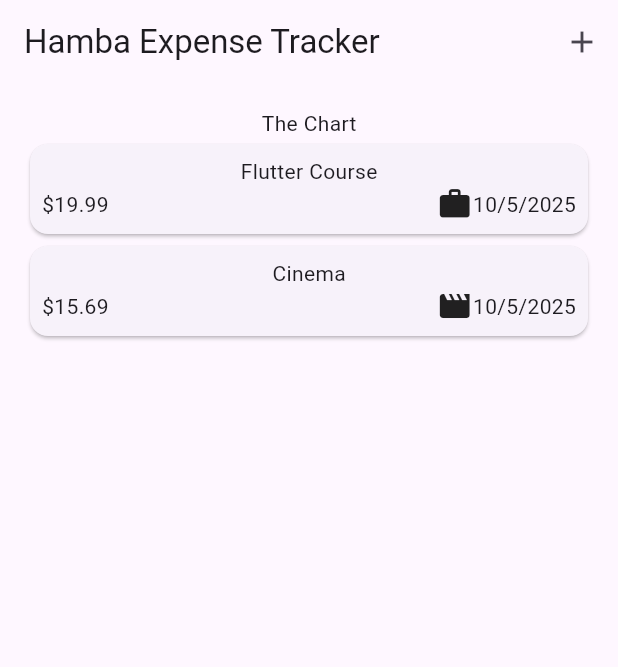
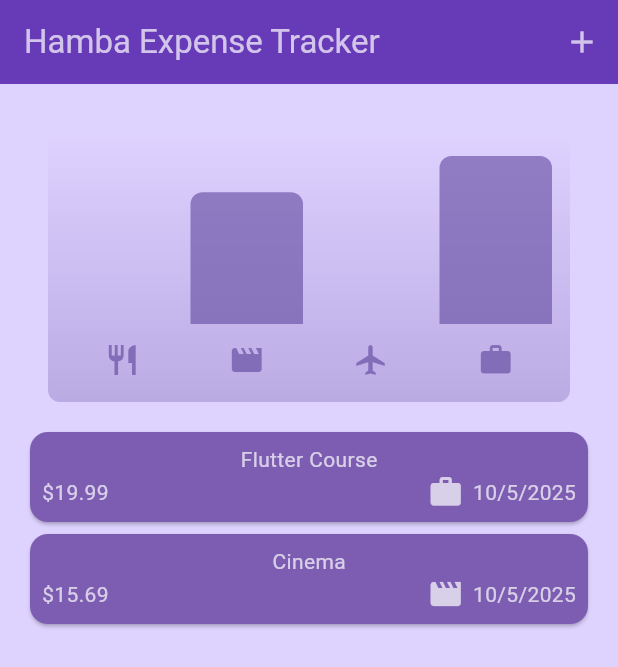
Before and after one commit to ferdoushasanpr/hamba-expense-tracker, a Flutter app: the screen it shows after launch, on a phone screen of 412 x 824 dp. Shown: the top 667 px of the screen. Run offline on Flutter 3.47's test engine with Material 3 defaults, Android fonts, the light colour scheme and no system bars.

Commit message:
feat(add): Chart added.

```diff
--- a/lib/models/expense.dart
+++ b/lib/models/expense.dart
@@ -32,3 +32,25 @@ class Expense {
     return formate.format(date);
   }
 }
+
+class ExpenseBucket {
+  const ExpenseBucket({required this.category, required this.expenses});
+
+  ExpenseBucket.forCategory(List<Expense> allExpenses, this.category)
+    : expenses = allExpenses.where((expense) {
+        return expense.category == category;
+      }).toList();
+
+  final Category category;
+  final List<Expense> expenses;
+
+  get totalExpenses {
+    double sum = 0;
+
+    for (final expense in expenses) {
+      sum += expense.amount;
+    }
+
+    return sum;
+  }
+}
--- /dev/null
+++ b/lib/widgets/chart/chart.dart
@@ -0,0 +1,91 @@
+import 'package:flutter/material.dart';
+
+import 'package:hambaexpense/widgets/chart/chart_bar.dart';
+import "package:hambaexpense/models/expense.dart";
+
+class Chart extends StatelessWidget {
+  const Chart({super.key, required this.expenses});
+
+  final List<Expense> expenses;
+
+  List<ExpenseBucket> get buckets {
+    return [
+      ExpenseBucket.forCategory(expenses, Category.food),
+      ExpenseBucket.forCategory(expenses, Category.leisure),
+      ExpenseBucket.forCategory(expenses, Category.travel),
+      ExpenseBucket.forCategory(expenses, Category.work),
+    ];
+  }
+
+  double get maxTotalExpense {
+    double maxTotalExpense = 0;
+
+    for (final bucket in buckets) {
+      if (bucket.totalExpenses > maxTotalExpense) {
+        maxTotalExpense = bucket.totalExpenses;
+      }
+    }
+
+    return maxTotalExpense;
+  }
+
+  @override
+  Widget build(BuildContext context) {
+    final isDarkMode =
+        MediaQuery.of(context).platformBrightness == Brightness.dark;
+    return Container(
+      margin: const EdgeInsets.all(16),
+      padding: const EdgeInsets.symmetric(vertical: 16, horizontal: 8),
+      width: double.infinity,
+      height: 180,
+      decoration: BoxDecoration(
+        borderRadius: BorderRadius.circular(8),
+        gradient: LinearGradient(
+          colors: [
+            Theme.of(context).colorScheme.primary.withOpacity(0.3),
+            Theme.of(context).colorScheme.primary.withOpacity(0.0),
+          ],
+          begin: Alignment.bottomCenter,
+          end: Alignment.topCenter,
+        ),
+      ),
+      child: Column(
+        children: [
+          Expanded(
+            child: Row(
+              crossAxisAlignment: CrossAxisAlignment.end,
+              children: [
+                for (final bucket in buckets) // alternative to map()
+                  ChartBar(
+                    fill: bucket.totalExpenses == 0
+                        ? 0
+                        : bucket.totalExpenses / maxTotalExpense,
+                  ),
+              ],
+            ),
+          ),
+          const SizedBox(height: 12),
+          Row(
+            children: buckets
+                .map(
+                  (bucket) => Expanded(
+                    child: Padding(
+                      padding: const EdgeInsets.symmetric(horizontal: 4),
+                      child: Icon(
+                        categoryIcons[bucket.category],
+                        color: isDarkMode
+                            ? Theme.of(context).colorScheme.secondary
+                            : Theme.of(
+                                context,
+                              ).colorScheme.primary.withOpacity(0.7),
+                      ),
+                    ),
+                  ),
+                )
+                .toList(),
+          ),
+        ],
+      ),
+    );
+  }
+}
--- /dev/null
+++ b/lib/widgets/chart/chart_bar.dart
@@ -0,0 +1,34 @@
+import 'package:flutter/material.dart';
+
+class ChartBar extends StatelessWidget {
+  const ChartBar({
+    super.key,
+    required this.fill,
+  });
+
+  final double fill;
+
+  @override
+  Widget build(BuildContext context) {
+    final isDarkMode =
+        MediaQuery.of(context).platformBrightness == Brightness.dark;
+    return Expanded(
+      child: Padding(
+        padding: const EdgeInsets.symmetric(horizontal: 4),
+        child: FractionallySizedBox(
+          heightFactor: fill,
+          child: DecoratedBox(
+            decoration: BoxDecoration(
+              shape: BoxShape.rectangle,
+              borderRadius:
+                  const BorderRadius.vertical(top: Radius.circular(8)),
+              color: isDarkMode
+                  ? Theme.of(context).colorScheme.secondary
+                  : Theme.of(context).colorScheme.primary.withOpacity(0.65),
+            ),
+          ),
+        ),
+      ),
+    );
+  }
+}
--- a/lib/widgets/expenses.dart
+++ b/lib/widgets/expenses.dart
@@ -3,6 +3,7 @@ import "package:hambaexpense/models/expense.dart";
 
 import "package:hambaexpense/widgets/expenses_list/expenses_list.dart";
 import 'package:hambaexpense/widgets/new_expense.dart';
+import 'package:hambaexpense/widgets/chart/chart.dart';
 
 class Expenses extends StatefulWidget {
   const Expenses({super.key});
@@ -49,6 +50,7 @@ class ExpensesState extends State<Expenses> {
   Widget build(BuildContext context) {
     void openAddExpenseOverlay() {
       showModalBottomSheet(
+        useSafeArea: true,
         isScrollControlled: true,
         context: context,
         builder: (ctx) {
@@ -59,16 +61,25 @@ class ExpensesState extends State<Expenses> {
 
     return Scaffold(
       appBar: AppBar(
-        title: Text("Hamba Expense Tracker"),
+        title: Text(
+          "Hamba Expense Tracker",
+          style: TextStyle(color: Colors.white70),
+        ),
+        backgroundColor: Colors.deepPurple,
         actions: [
-          IconButton(onPressed: openAddExpenseOverlay, icon: Icon(Icons.add)),
+          IconButton(
+            onPressed: openAddExpenseOverlay,
+            icon: Icon(Icons.add),
+            color: Colors.white70,
+          ),
         ],
       ),
       body: Container(
+        color: const Color.fromARGB(255, 222, 210, 255),
         padding: EdgeInsets.all(16),
         child: Column(
           children: [
-            Text("The Chart"),
+            Chart(expenses: _registeredExpenses),
             Expanded(
               child: ExpensesList(
                 expenses: _registeredExpenses,
--- a/lib/widgets/expenses_list/expense_item.dart
+++ b/lib/widgets/expenses_list/expense_item.dart
@@ -10,19 +10,30 @@ class ExpenseItem extends StatelessWidget {
   @override
   Widget build(BuildContext context) {
     return Card(
+      color: const Color.fromARGB(255, 124, 93, 177),
       child: Container(
         padding: EdgeInsets.all(8),
         child: Column(
           children: [
-            Text(expense.title),
+            Text(expense.title, style: TextStyle(color: Colors.white70)),
             Row(
               mainAxisAlignment: MainAxisAlignment.spaceBetween,
               children: [
-                Text("\$${expense.amount.toStringAsFixed(2)}"),
+                Text(
+                  "\$${expense.amount.toStringAsFixed(2)}",
+                  style: TextStyle(color: Colors.white70),
+                ),
                 Row(
                   children: [
-                    Icon(categoryIcons[expense.category]),
-                    Text(expense.formattedDate),
+                    Icon(
+                      categoryIcons[expense.category],
+                      color: Colors.white70,
+                    ),
+                    SizedBox(width: 6),
+                    Text(
+                      expense.formattedDate,
+                      style: TextStyle(color: Colors.white70),
+                    ),
                   ],
                 ),
               ],
```
